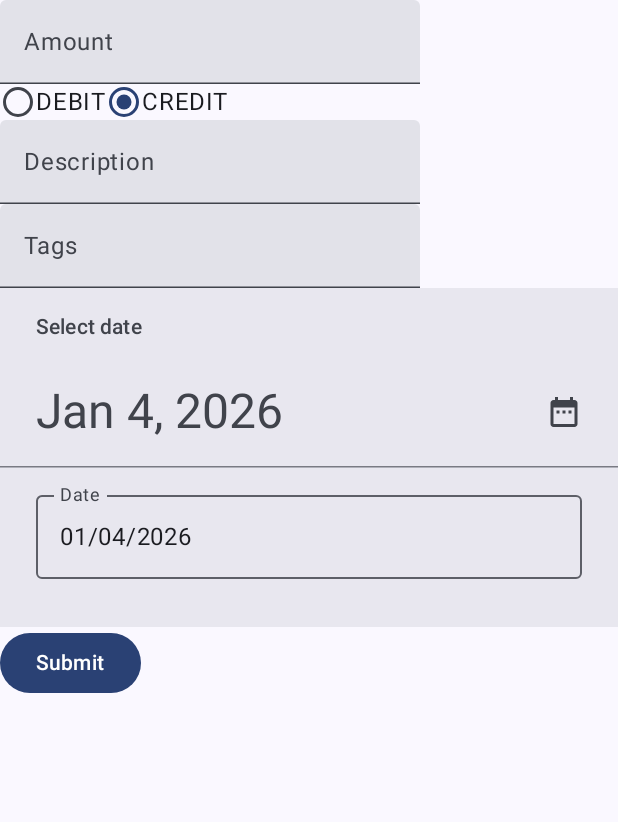
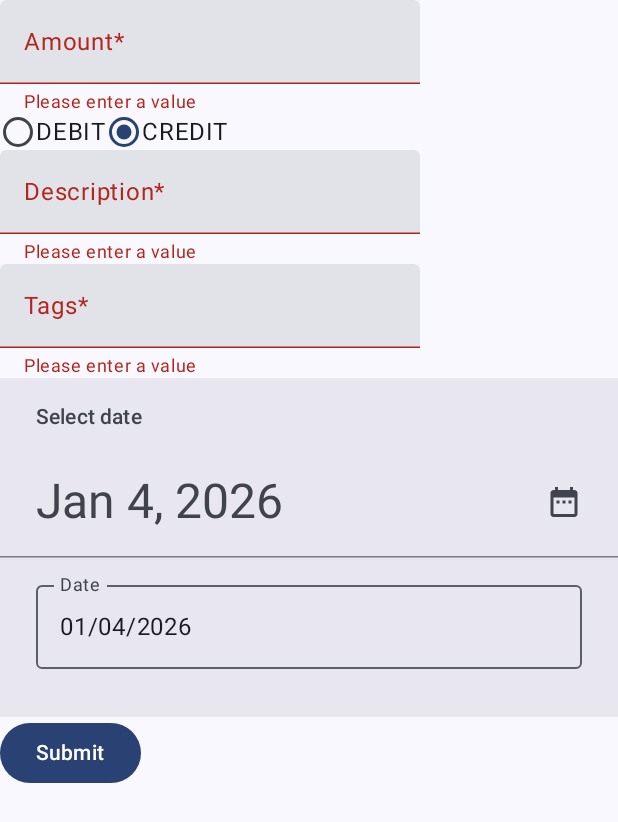
Before and after one commit to rohitrai3/Finance, an Android app built with Jetpack Compose: the screen it shows after launch (MainActivity), after a tap on "Submit", on a phone screen of 412 x 824 dp. Shown: the top 822 px of the screen. Run offline under Robolectric (Android 15) with nearby library versions, the light colour scheme and no system bars; our stand-ins replace Room's generated code; 2 other taps on this screen came first.

Commit message:
Add error handling for input

```diff
--- a/Android/app/build.gradle.kts
+++ b/Android/app/build.gradle.kts
@@ -50,7 +50,6 @@ dependencies {
     implementation(libs.androidx.compose.ui)
     implementation(libs.androidx.compose.ui.graphics)
     implementation(libs.androidx.compose.ui.tooling.preview)
-    implementation(libs.androidx.compose.material3)
     implementation(libs.androidx.material3)
     testImplementation(libs.junit)
     androidTestImplementation(libs.androidx.junit)
--- a/Android/app/src/main/java/com/example/finance/MainActivity.kt
+++ b/Android/app/src/main/java/com/example/finance/MainActivity.kt
@@ -23,8 +23,10 @@ import androidx.compose.material3.Text
 import androidx.compose.material3.TextField
 import androidx.compose.material3.rememberDatePickerState
 import androidx.compose.runtime.Composable
+import androidx.compose.runtime.MutableState
 import androidx.compose.runtime.mutableStateOf
 import androidx.compose.runtime.remember
+import androidx.compose.runtime.saveable.rememberSaveable
 import androidx.compose.ui.Modifier
 import androidx.compose.ui.semantics.Role
 import androidx.compose.ui.text.input.KeyboardType
@@ -62,21 +64,29 @@ class MainActivity : ComponentActivity() {
 @Composable
 fun HomePage(db: FinanceDatabase) {
     val amount = rememberTextFieldState()
+    val isAmountError = rememberSaveable { mutableStateOf(false) }
     val types = listOf(TransactionType.DEBIT, TransactionType.CREDIT)
     val (selectedType, onTypeSelected) = remember { mutableStateOf(types[0]) }
     val description = rememberTextFieldState()
+    val isDescriptionError = rememberSaveable { mutableStateOf((false)) }
     val tags = rememberTextFieldState()
+    val isTagsError = rememberSaveable { mutableStateOf(false) }
     val date = rememberDatePickerState(
         initialSelectedDateMillis = Date().time,
         initialDisplayMode = DisplayMode.Input
     )
-    NumberInput("Amount", "100", amount)
+    NumberInput(isAmountError, "Amount", "100", amount)
     SelectType(types, selectedType, onTypeSelected)
-    TextInput("Description", "Ate lunch in canteen", description)
-    TextInput("Tags", "Food", tags)
+    TextInput(isDescriptionError, "Description", "Ate lunch in canteen", description)
+    TextInput(isTagsError, "Tags", "Food", tags)
     SelectDate(date)
     Button(
         onClick = {
+            isAmountError.value = amount.text.isEmpty()
+            isDescriptionError.value = description.text.isEmpty()
+            isTagsError.value = tags.text.isEmpty()
+
+            if (!(isAmountError.value || isDescriptionError.value || isTagsError.value)) {
                 db.transactionDao().insert(
                     Transaction(
                         amount = amount.text.toString().toDouble(),
@@ -87,20 +97,25 @@ fun HomePage(db: FinanceDatabase) {
                     )
                 )
             }
+        }
     ) {
         Text("Submit")
     }
 }
 
 @Composable
-fun NumberInput(label: String, placeholder: String, state: TextFieldState, modifier: Modifier = Modifier) {
+fun NumberInput(isError: MutableState<Boolean>, label: String, placeholder: String, state: TextFieldState) {
     Column {
         TextField(
+            isError = isError.value,
+            keyboardOptions = KeyboardOptions(keyboardType = KeyboardType.Number),
+            label = { Text(if (isError.value) "$label*" else label) },
+            modifier = Modifier,
+            placeholder = { Text(placeholder) },
             state = state,
-            label = { Text(label) },
-            placeholder = { Text(placeholder) },
-            keyboardOptions = KeyboardOptions(keyboardType = KeyboardType.Number),
-            modifier = modifier,
+            supportingText = {
+                Text(if (isError.value) "Please enter a value" else "")
+            },
         )
     }
 }
@@ -127,13 +142,17 @@ fun SelectType(types: List<TransactionType>, selectedType: TransactionType, onTy
 }
 
 @Composable
-fun TextInput(label: String, placeholder: String, state: TextFieldState, modifier: Modifier = Modifier) {
+fun TextInput(isError: MutableState<Boolean>, label: String, placeholder: String, state: TextFieldState) {
     Column {
         TextField(
+            isError = isError.value,
+            label = { Text(if (isError.value) "$label*" else label) },
+            modifier = Modifier,
+            placeholder = { Text(placeholder) },
             state = state,
-            label = { Text(label) },
-            placeholder = { Text(placeholder) },
-            modifier = modifier,
+            supportingText = {
+                Text(if (isError.value) "Please enter a value" else "")
+            }
         )
     }
 }
```
Lines whose indentation alone changed are shown as unchanged.
